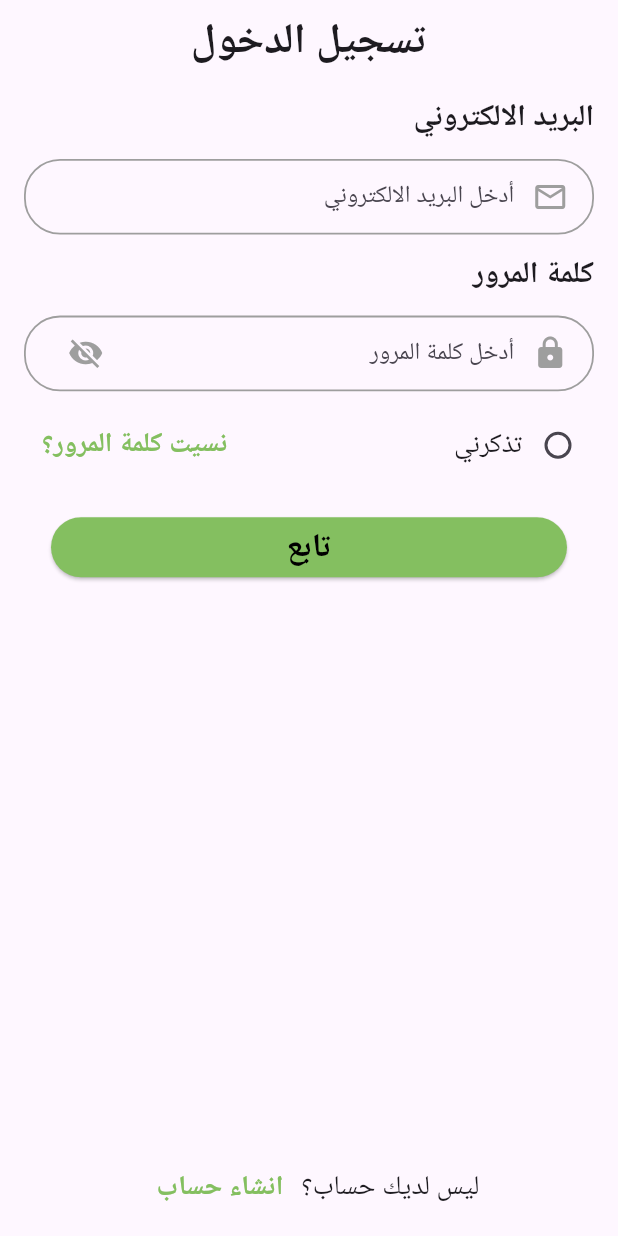
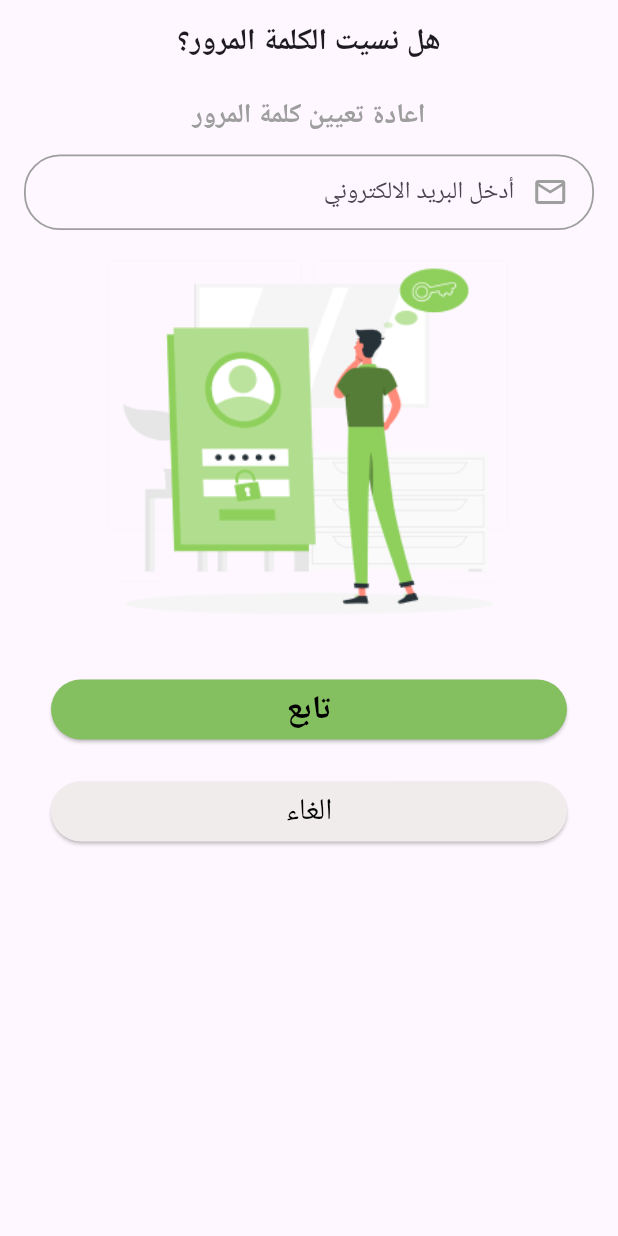
Before and after one commit to WaelLasheen/-, a Flutter app: the screen it shows after launch, after a tap on "نسيت كلمة المرور؟", on a phone screen of 412 x 824 dp. Run offline on Flutter 3.47's test engine with Material 3 defaults, Android fonts, the light colour scheme and no system bars.

Commit message:
build forget password screen and remove back buttom in appbar

```diff
--- a/lib/consts/images.dart
+++ b/lib/consts/images.dart
@@ -1,3 +1,4 @@
 const String LinkedIn = "assets/images/linkedin.png";
 const String Facebook = "assets/images/facebook.png";
 const String Google = "assets/images/google.png";
+const String Forget_Password = "assets/images/forget_password.png";
--- /dev/null
+++ b/lib/registration/screens/forget_password_screen.dart
@@ -0,0 +1,98 @@
+import 'package:flutter/material.dart';
+import 'package:flutter/painting.dart';
+import 'package:flutter/rendering.dart';
+import 'package:flutter/widgets.dart';
+import 'package:kiswa/consts/colors.dart';
+import 'package:kiswa/consts/images.dart';
+import 'package:kiswa/registration/widgets/text_feild.dart';
+
+class ForgetPassword extends StatefulWidget {
+  const ForgetPassword({super.key});
+
+  @override
+  State<ForgetPassword> createState() => _ForgetPasswordState();
+}
+
+class _ForgetPasswordState extends State<ForgetPassword> {
+  final TextEditingController _email = TextEditingController();
+
+  @override
+  void dispose() {
+    super.dispose();
+    _email.dispose();
+  }
+
+  @override
+  Widget build(BuildContext context) {
+    return Scaffold(
+      appBar: AppBar(
+        title: const Text(
+          "هل نسيت الكلمة المرور؟",
+          style: TextStyle(fontSize: 20, fontWeight: FontWeight.bold),
+        ),
+        centerTitle: true,
+        automaticallyImplyLeading: false,
+      ),
+      body: Padding(
+        padding: const EdgeInsets.symmetric(horizontal: 16.0, vertical: 8.0),
+        child: Column(
+          crossAxisAlignment: CrossAxisAlignment.center,
+          children: [
+            const Text(
+              'اعادة تعيين كلمة المرور',
+              style: TextStyle(fontSize: 18 ,color: Colors.grey ,fontWeight: FontWeight.bold),
+            ),
+            textFeild(
+              hint: 'أدخل البريد الالكتروني ',
+              icon: Icons.email_outlined,
+              controller: _email,
+              obscureText: false,
+              obscureIcon: const SizedBox(),
+            ),
+            Image.asset(Forget_Password ,scale: 1.1,),
+            Container(
+              margin: const EdgeInsets.symmetric(vertical: 20, horizontal: 18),
+              width: MediaQuery.of(context).size.width,
+              child: ElevatedButton(
+                onPressed: () {
+                  // modify it latter for forget password  <<<<<<<<<<<<<<<<<<<<<<<<<<<<
+                  print(_email.text);
+                },
+                style: const ButtonStyle(
+                  backgroundColor: MaterialStatePropertyAll(green),
+                ),
+                child: const Text(
+                  'تابع',
+                  style: TextStyle(
+                      color: Colors.black,
+                      fontWeight: FontWeight.bold,
+                      fontSize: 22),
+                ),
+              ),
+            ),
+            Container(
+              margin: const EdgeInsets.symmetric(horizontal: 18),
+              width: MediaQuery.of(context).size.width,
+              child: ElevatedButton(
+                onPressed: () {
+                  Navigator.of(context).pop();
+                },
+                style: const ButtonStyle(
+                  backgroundColor: MaterialStatePropertyAll(white),
+                ),
+                child: const Text(
+                  'الغاء',
+                  style: TextStyle(
+                    color: Colors.black,
+                    fontWeight: FontWeight.normal,
+                    fontSize: 20,
+                  ),
+                ),
+              ),
+            ),
+          ],
+        ),
+      ),
+    );
+  }
+}
--- a/lib/registration/screens/login_screen.dart
+++ b/lib/registration/screens/login_screen.dart
@@ -3,6 +3,7 @@ import 'package:flutter/painting.dart';
 import 'package:flutter/rendering.dart';
 import 'package:flutter/widgets.dart';
 import 'package:kiswa/consts/colors.dart';
+import 'package:kiswa/registration/screens/forget_password_screen.dart';
 import 'package:kiswa/registration/screens/signup_screen.dart';
 import 'package:kiswa/registration/widgets/text_feild.dart';
 
@@ -32,6 +33,7 @@ class _LoginScreenState extends State<LoginScreen> {
       appBar: AppBar(
         title: const Text("تسجيل الدخول" ,style: TextStyle(fontSize: 28 ,fontWeight: FontWeight.bold),),
         centerTitle: true,
+        automaticallyImplyLeading: false,
       ),
       body: Padding(
         padding: const EdgeInsets.symmetric(horizontal: 16.0, vertical: 8.0),
@@ -71,7 +73,7 @@ class _LoginScreenState extends State<LoginScreen> {
               children: [
                 TextButton(
                   onPressed: () {
-                    // add it latter for forgot password
+                    Navigator.of(context).push(MaterialPageRoute(builder: (context) => const ForgetPassword(),),);
                   },
                   child: const Text(
                     'نسيت كلمة المرور؟',
--- a/lib/registration/screens/signup_screen.dart
+++ b/lib/registration/screens/signup_screen.dart
@@ -35,6 +35,7 @@ class _SignupScreenState extends State<SignupScreen> {
       appBar: AppBar(
         title: const Text("إنشاء حساب" ,style: TextStyle(fontSize: 28 ,fontWeight: FontWeight.bold),),
         centerTitle: true,
+        automaticallyImplyLeading: false,
       ),
       body: Padding(
         padding: const EdgeInsets.symmetric(horizontal: 16.0, vertical: 8.0),
```
Also changed, not shown: assets/images/forget_password.png (added).
